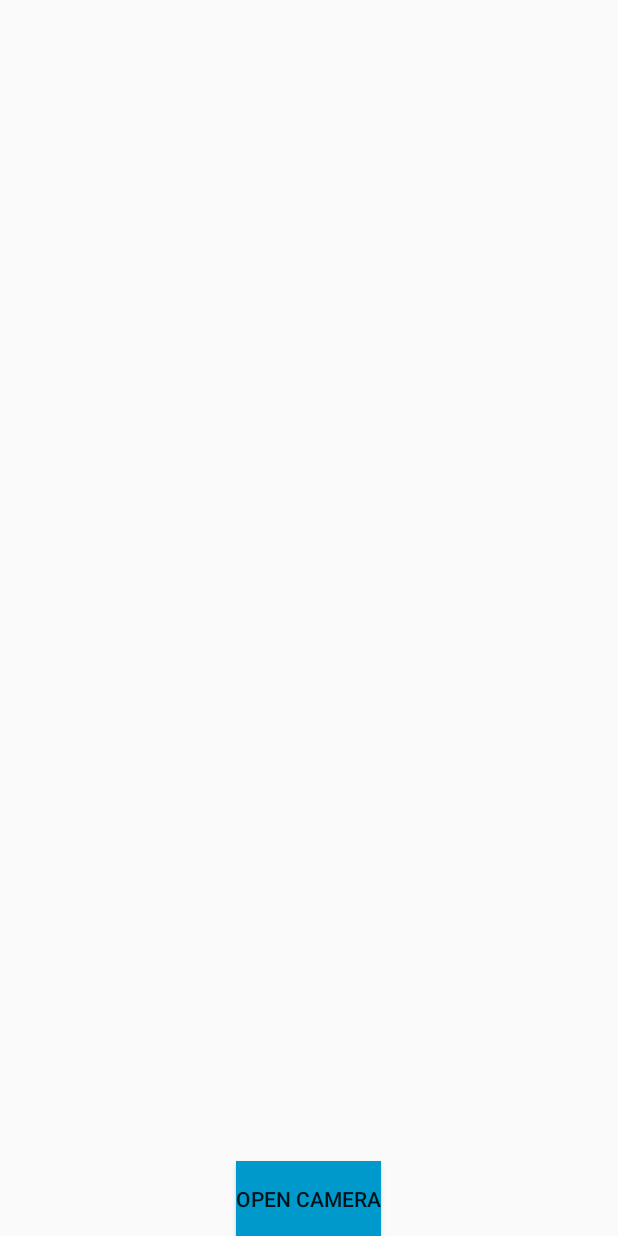
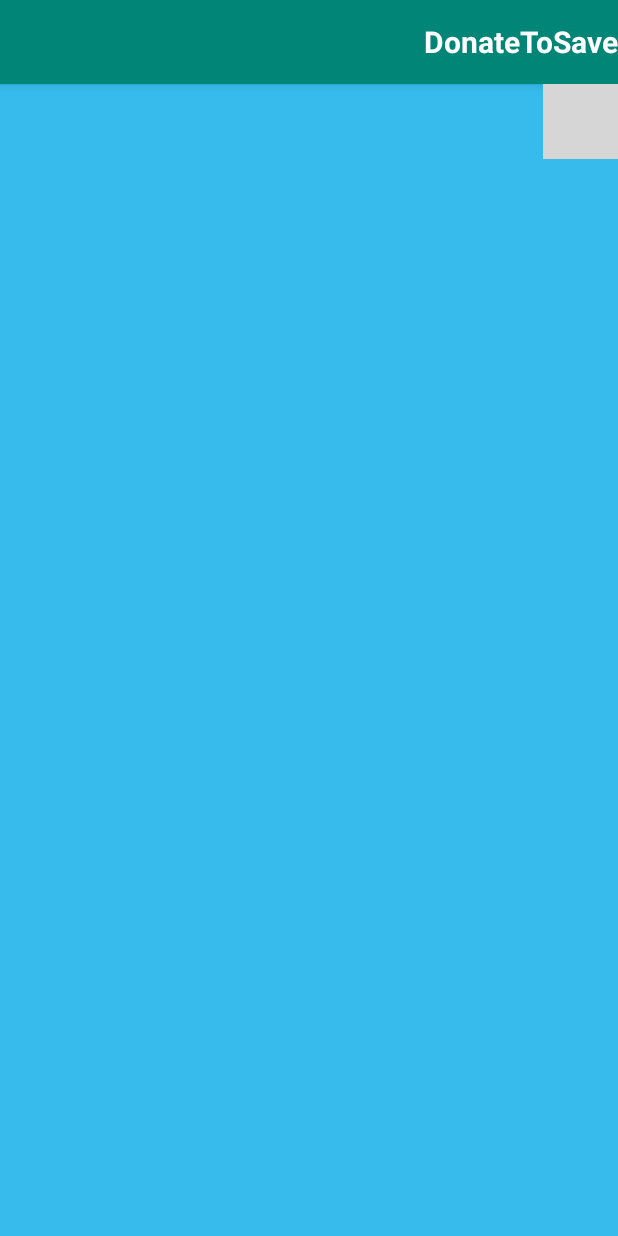
Before and after one commit to daemon29/LadyBug, an Android app: the layout activity_main.xml on its own in the app's theme, with its tools: preview values and no code run, on a phone screen of 412 x 824 dp. Run offline under Robolectric (Android 15) with nearby library versions, the phone set to English and light mode, and no system bars; grey boxes are pictures that could not be loaded.

Commit message:
alpha-main_layout

```diff
--- a/app/build.gradle
+++ b/app/build.gradle
@@ -13,6 +13,7 @@ android {
     buildTypes {
         release {
             minifyEnabled false
+            android.defaultConfig.vectorDrawables.useSupportLibrary = true
             proguardFiles getDefaultProguardFile('proguard-android-optimize.txt'), 'proguard-rules.pro'
         }
     }
@@ -31,5 +32,7 @@ dependencies {
     testImplementation 'junit:junit:4.12'
     androidTestImplementation 'com.android.support.test:runner:1.0.2'
     androidTestImplementation 'com.android.support.test.espresso:espresso-core:3.0.2'
+    implementation 'com.android.support:recyclerview-v7:28.0.0'
+    implementation 'com.android.support:cardview-v7:28.0.0'
 }
 apply plugin: 'com.google.gms.google-services'
--- a/app/src/main/java/com/example/donatetosave/MainActivity.java
+++ b/app/src/main/java/com/example/donatetosave/MainActivity.java
@@ -7,22 +7,20 @@ import android.support.annotation.Nullable;
 import android.support.v7.app.AppCompatActivity;
 import android.os.Bundle;
 import android.view.View;
-import android.widget.Button;
+import android.widget.ImageButton;
 import android.widget.ImageView;
 
 import com.google.firebase.firestore.FirebaseFirestore;
 
 
 public class MainActivity extends AppCompatActivity {
-    private Button button;
-    private ImageView image;
     FirebaseFirestore fb;
+    ImageButton button;
     @Override
     protected void onCreate(Bundle savedInstanceState) {
         super.onCreate(savedInstanceState);
         setContentView(R.layout.activity_main);
-        button= findViewById(R.id.button_camera);
-        image=findViewById(R.id.image_camera);
+        button=(ImageButton)findViewById(R.id.btn_camera);
         button.setOnClickListener(new View.OnClickListener() {
             @Override
             public void onClick(View v) {
@@ -35,7 +33,6 @@ public class MainActivity extends AppCompatActivity {
     @Override
     protected void onActivityResult(int requestCode, int resultCode, @Nullable Intent data) {
         super.onActivityResult(requestCode, resultCode, data);
-        Bitmap bitmap=(Bitmap)data.getExtras().get("data");
-        image.setImageBitmap(bitmap);
+        Bitmap bitmap =(Bitmap)data.getExtras().get("data");
     }
 }
--- a/app/src/main/res/layout/activity_main.xml
+++ b/app/src/main/res/layout/activity_main.xml
@@ -10,20 +10,51 @@
         android:layout_width="match_parent"
         android:layout_height="match_parent"
         android:orientation="vertical">
-     <ImageView
-         android:id="@+id/image_camera"
-         android:contentDescription="@null"
-         android:layout_weight="1"
-         android:layout_width="wrap_content"
-         android:layout_height="match_parent" />
-        <Button
-            android:id="@+id/button_camera"
-            android:layout_width="wrap_content"
-            android:layout_height="50dp"
-            android:layout_gravity="center"
-            android:background="@android:color/holo_blue_dark"
-            android:text="Open camera"
-            />
+
+        <android.support.v7.widget.Toolbar
+            android:id="@+id/main_toolbar"
+            android:layout_width="match_parent"
+            android:layout_height="?attr/actionBarSize"
+            android:background="?attr/colorPrimary"
+            android:elevation="4dp"
+            android:theme="@style/ThemeOverlay.AppCompat.Dark.ActionBar"
+            app:layout_constraintEnd_toEndOf="parent"
+            app:layout_constraintHorizontal_bias="0.0"
+            app:layout_constraintStart_toStartOf="parent"
+            app:layout_constraintTop_toTopOf="parent"
+            app:popupTheme="@style/ThemeOverlay.AppCompat.Light">
+
+            <RelativeLayout
+                android:layout_width="match_parent"
+                android:layout_height="match_parent">
+
+                <TextView
+                    android:layout_width="wrap_content"
+                    android:layout_height="wrap_content"
+                    android:layout_alignParentEnd="true"
+                    android:layout_centerVertical="true"
+                    android:text="@string/app_name"
+                    android:textColor="@android:color/white"
+                    android:textSize="20sp"
+                    android:textStyle="bold" />
+            </RelativeLayout>
+        </android.support.v7.widget.Toolbar>
+
+        <RelativeLayout
+            android:id="@+id/main_view"
+            android:layout_width="match_parent"
+            android:layout_height="match_parent"
+            android:background="@color/colorBlue">
+            <ImageButton
+                android:id="@+id/btn_camera"
+                android:layout_width="50dp"
+                android:layout_height="50dp"
+                android:layout_alignParentTop="true"
+                android:layout_alignParentEnd="true"
+                android:background="@null"
+                app:srcCompat="@drawable/ic_photo_camera_black_24dp"
+                 />
+        </RelativeLayout>
 
     </LinearLayout>
 </android.support.constraint.ConstraintLayout>
--- a/app/src/main/res/values/colors.xml
+++ b/app/src/main/res/values/colors.xml
@@ -3,4 +3,11 @@
     <color name="colorPrimary">#008577</color>
     <color name="colorPrimaryDark">#00574B</color>
     <color name="colorAccent">#D81B60</color>
+    <color name="colorBlue">#36BBEC</color>
+<color name="foodbackground">#FCAB10</color>
+<color name="foodbackgroundTint">#FCAB10</color>
+<color name="eventbackground">#FBFF12</color>
+<color name="eventbackgroundTint">#FBFF12</color>
+<color name="trashbackground">#00FFC5</color>
+<color name="trachbackgroundTint">#08A045</color>
 </resources>
--- a/app/src/main/res/values/strings.xml
+++ b/app/src/main/res/values/strings.xml
@@ -1,3 +1,4 @@
 <resources>
     <string name="app_name">DonateToSave</string>
+    <string name="x">X</string>
 </resources>
--- a/app/src/main/res/values/styles.xml
+++ b/app/src/main/res/values/styles.xml
@@ -1,7 +1,7 @@
 <resources>
 
     <!-- Base application theme. -->
-    <style name="AppTheme" parent="Theme.AppCompat.Light.DarkActionBar">
+    <style name="AppTheme" parent="Theme.AppCompat.Light.NoActionBar">
         <!-- Customize your theme here. -->
         <item name="colorPrimary">@color/colorPrimary</item>
         <item name="colorPrimaryDark">@color/colorPrimaryDark</item>
```
